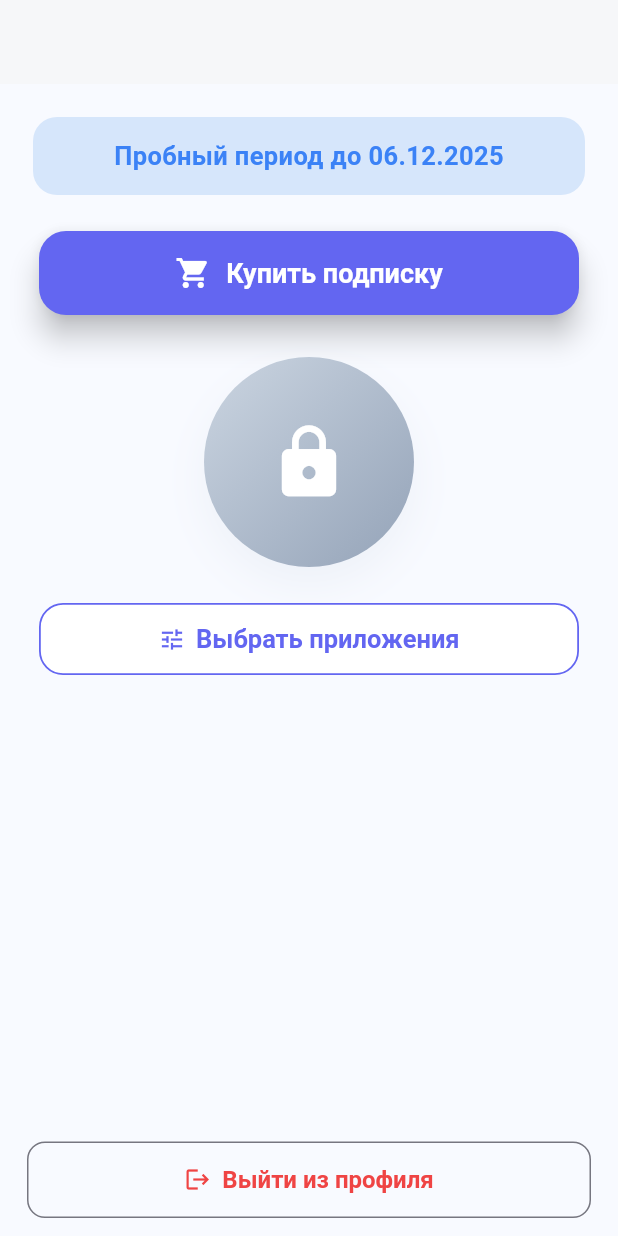
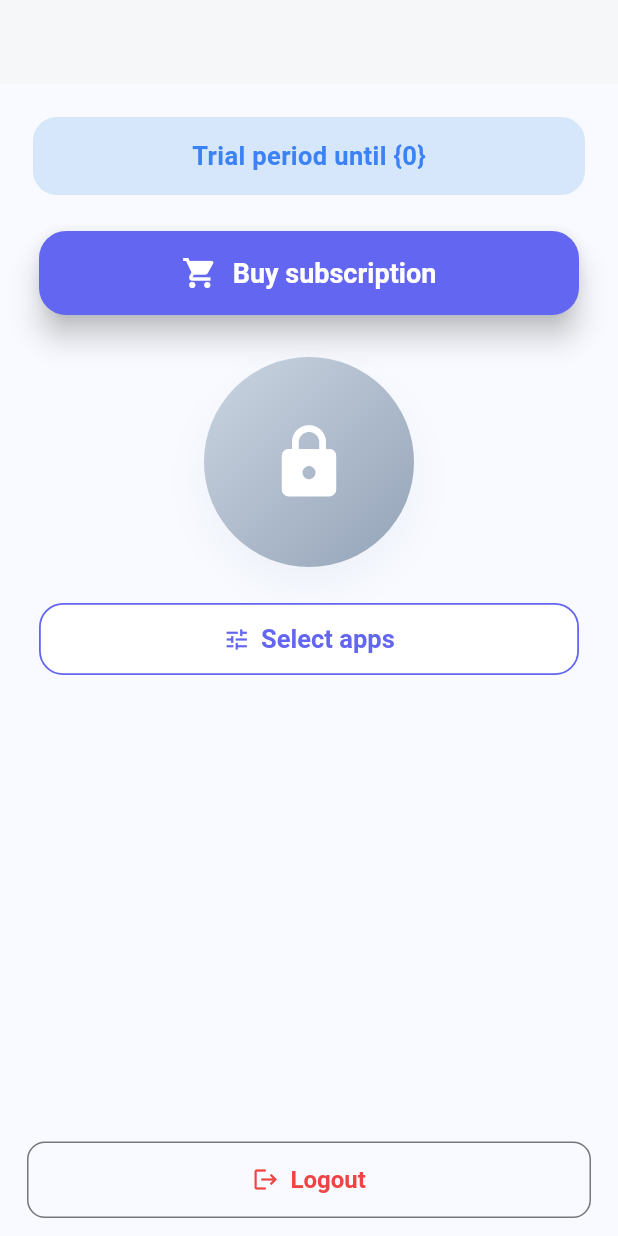
Before and after one commit to Midasfallen/vpn, a Flutter app: the HomeScreen screen opened by its route, on a phone screen of 412 x 824 dp. Run offline on Flutter 3.47's test engine with Material 3 defaults, Android fonts, the phone set to English and light mode, and no system bars; our stand-ins replace connectivity_plus, easy_localization, flutter_login, flutter_secure_storage; accounts and stored records are empty; network calls fail.

Commit message:
Phase 3.1: Localization - replace hardcoded strings with localization calls
- Replaced 15+ hardcoded Russian strings in lib/main.dart with .tr() calls
- Added comprehensive localization keys to assets/langs/ru.json (44 keys total)
- Added matching English keys to assets/langs/en.json
- Localized strings: password_label, vpn_status, subscription_status, buttons, error messages
- All UI strings now properly localized for i18n support

```diff
--- a/assets/langs/en.json
+++ b/assets/langs/en.json
@@ -13,6 +13,7 @@
   "cancel": "Cancel",
   "email_hint": "Email",
   "password_hint": "Password",
+  "password_label": "Password",
   "confirm_password_error": "Passwords do not match",
   "login": "Login",
   "signup": "Sign up",
@@ -20,8 +21,27 @@
   "recover_password_description": "Enter your email to recover password.",
   "recover_password_success": "Recovery email sent.",
   "go_back": "Go back",
+  "purchase_title": "Purchase",
+  "choose_plan": "Choose a plan",
+  "purchase": "Purchase",
+  "restore_purchases": "Restore purchases",
+  "purchase_confirm_title": "Purchase confirmation",
+  "purchase_confirm_message": "Are you sure you want to purchase the plan \"{plan}\"?",
+  "subscription_success": "Plan \"{plan}\" activated.",
+  "buy": "Buy",
+  "success": "Success",
   "network_error": "Network error. Please check your internet connection.",
   "subscription_expired": "Your subscription has expired. Please renew your subscription.",
   "offline_mode": "You are in offline mode",
-  "timeout_error": "Request timeout. Please check your internet connection."
+  "timeout_error": "Request timeout. Please check your internet connection.",
+  "vpn_disconnected": "VPN disconnected",
+  "vpn_connected": "VPN connected",
+  "subscription_active_until": "Subscription active until {0}",
+  "trial_until": "Trial period until {0}",
+  "trial_expired": "Trial period expired",
+  "no_active_subscription": "No active subscription",
+  "select_apps": "Select apps",
+  "select_apps_stub": "App selection - stub",
+  "buy_subscription": "Buy subscription",
+  "logout": "Logout"
 }
--- a/assets/langs/ru.json
+++ b/assets/langs/ru.json
@@ -13,6 +13,7 @@
   "cancel": "Отмена",
   "email_hint": "Email",
   "password_hint": "Пароль",
+  "password_label": "Пароль",
   "confirm_password_error": "Пароли не совпадают",
   "login": "Войти",
   "signup": "Зарегистрироваться",
@@ -20,7 +21,7 @@
   "recover_password_description": "Введите ваш email для восстановления пароля.",
   "recover_password_success": "Письмо для восстановления отправлено.",
   "go_back": "Назад",
-  "purchase_title": "Купить подписку",
+  "purchase_title": "Покупка",
   "choose_plan": "Выберите тариф",
   "purchase": "Оформить",
   "restore_purchases": "Восстановить покупки",
@@ -29,8 +30,18 @@
   "subscription_success": "Тариф \"{plan}\" активирован.",
   "buy": "Купить",
   "success": "Успешно",
-  "network_error": "Network error. Please check your internet connection.",
+  "network_error": "Ошибка сети. Проверьте интернет-соединение.",
   "subscription_expired": "Ваша подписка истекла. Пожалуйста, обновите подписку.",
   "offline_mode": "Вы в режиме оффлайн",
-  "timeout_error": "Время ожидания истекло. Проверьте интернет-соединение."
+  "timeout_error": "Время ожидания истекло. Проверьте интернет-соединение.",
+  "vpn_disconnected": "VPN отключен",
+  "vpn_connected": "VPN подключен",
+  "subscription_active_until": "Подписка активна до {0}",
+  "trial_until": "Пробный период до {0}",
+  "trial_expired": "Пробный период завершён",
+  "no_active_subscription": "Нет активной подписки",
+  "select_apps": "Выбрать приложения",
+  "select_apps_stub": "Выбор приложений — заглушка",
+  "buy_subscription": "Купить подписку",
+  "logout": "Выйти из профиля"
 }
--- a/lib/main.dart
+++ b/lib/main.dart
@@ -92,7 +92,7 @@ class _PasswordFieldState extends State<PasswordField> {
       obscureText: _obscure,
       decoration: InputDecoration(
         errorText: widget.errorText,
-        labelText: 'Пароль',
+        labelText: 'password_label'.tr(),
         prefixIcon: Icon(Icons.lock_outline),
         suffixIcon: IconButton(
           icon: Icon(_obscure ? Icons.visibility_off : Icons.visibility),
@@ -170,7 +170,7 @@ class HomeScreenState extends State<HomeScreen> {
       setState(() {
         _connected = false;
       });
-      if (mounted) ScaffoldMessenger.of(context).showSnackBar(const SnackBar(content: Text('VPN отключен')));
+      if (mounted) ScaffoldMessenger.of(context).showSnackBar(SnackBar(content: Text('vpn_disconnected'.tr())));
       return;
     }
 
@@ -199,7 +199,7 @@ class HomeScreenState extends State<HomeScreen> {
       });
 
       final statusText = peerInfo.active ? 'active' : 'inactive';
-      ScaffoldMessenger.of(context).showSnackBar(SnackBar(content: Text('VPN подключен: $statusText')));
+      ScaffoldMessenger.of(context).showSnackBar(SnackBar(content: Text('vpn_connected'.tr(args: [statusText]))));
     } catch (e) {
       setState(() {
         _connected = false;
@@ -212,15 +212,15 @@ class HomeScreenState extends State<HomeScreen> {
   String _getStatusText() {
     final now = DateTime.now();
     if (_hasActiveSubscription && _subscriptionEnd.isAfter(now)) {
-      return 'Подписка активна до ${_formatDate(_subscriptionEnd)}';
+      return 'subscription_active_until'.tr(args: [_formatDate(_subscriptionEnd)]);
     } else if (_hasTrial && _trialEnd.isAfter(now)) {
-      return 'Пробный период до ${_formatDate(_trialEnd)}';
+      return 'trial_until'.tr(args: [_formatDate(_trialEnd)]);
     } else if (_hasActiveSubscription && _subscriptionEnd.isBefore(now)) {
-      return 'Подписка истекла';
+      return 'subscription_expired'.tr();
     } else if (_hasTrial && _trialEnd.isBefore(now)) {
-      return 'Пробный период завершён';
+      return 'trial_expired'.tr();
     } else {
-      return 'Нет активной подписки';
+      return 'no_active_subscription'.tr();
     }
   }
 
@@ -309,7 +309,7 @@ class HomeScreenState extends State<HomeScreen> {
                     children: [
                       Icon(Icons.shopping_cart, size: 24),
                       SizedBox(width: 10),
-                      Text('Купить подписку'),
+                      Text('buy_subscription'.tr()),
                     ],
                   ),
                 ),
@@ -359,9 +359,9 @@ class HomeScreenState extends State<HomeScreen> {
                   ),
                   onPressed: () {
                     // Заглушка: позже реализуем platform channel для открытия системного окна Android
-                    ScaffoldMessenger.of(context).showSnackBar(SnackBar(content: Text('Выбор приложений — заглушка')));
+                    ScaffoldMessenger.of(context).showSnackBar(SnackBar(content: Text('select_apps_stub'.tr())));
                   },
-                  label: Text('Выбрать приложения'),
+                  label: Text('select_apps'.tr()),
                 ),
               ),
             ],
@@ -375,7 +375,7 @@ class HomeScreenState extends State<HomeScreen> {
         child: OutlinedButton.icon(
           key: const Key('logout-button'),
           icon: Icon(Icons.logout),
-          label: Text('Выйти из профиля'),
+          label: Text('logout'.tr()),
           style: OutlinedButton.styleFrom(
             foregroundColor: Color(0xFFEF4444),
             textStyle: TextStyle(fontSize: 16, fontWeight: FontWeight.bold),
@@ -525,7 +525,7 @@ class _SubscriptionScreenState extends State<SubscriptionScreen> {
     showDialog<void>(
       context: context,
       builder: (ctx) => AlertDialog(
-        title: const Text('Покупка'),
+        title: Text('purchase_title'.tr()),
         content: Text('В будущем будет открыт телеграм-бот для оформления подписки "${tariff.name}" (${tariff.price}).\n\nЭто заглушка.'),
         actions: [
           TextButton(onPressed: () => Navigator.of(ctx).pop(), child: const Text('Отмена')),
```
